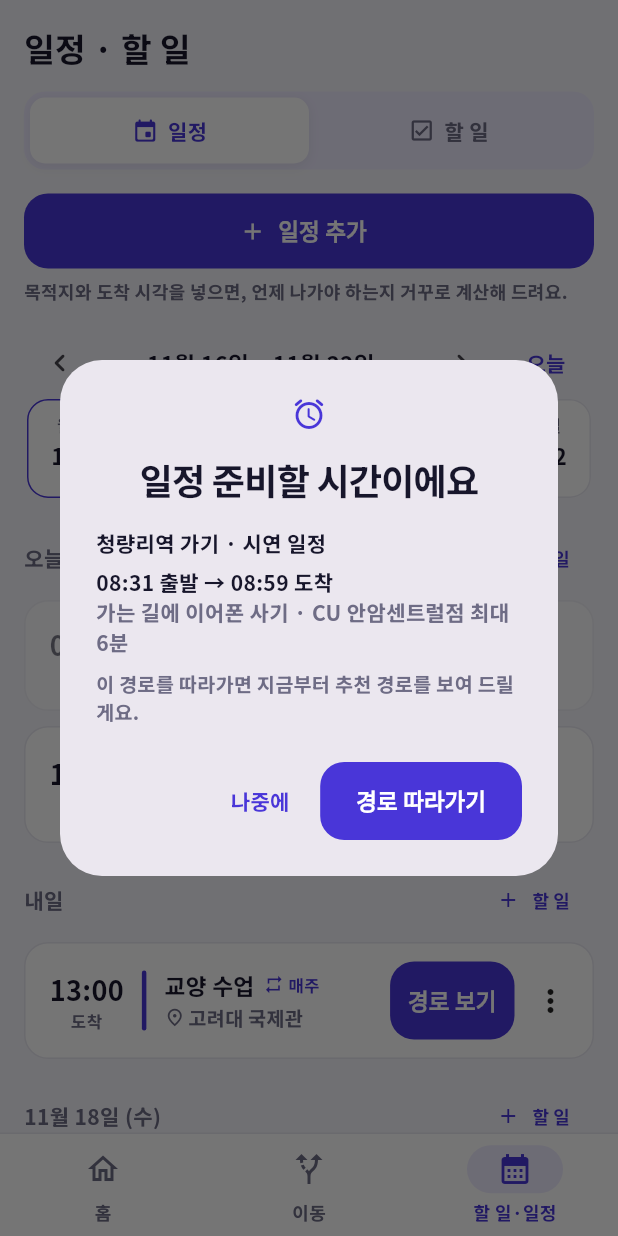
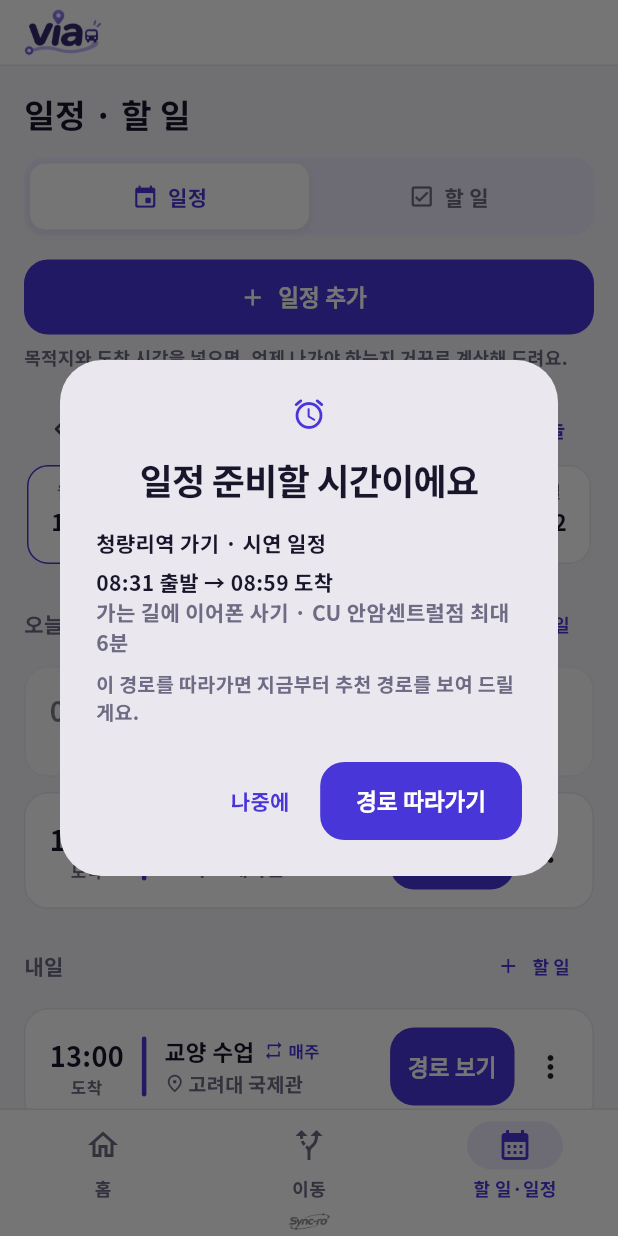
Before and after one commit to kyuiryo2-max/hackerton_21, a Flutter app: the screen it shows after launch, swiped to page 3, on a phone screen of 412 x 824 dp. Run offline on Flutter 3.47's test engine with Material 3 defaults, Android fonts, the phone set to English and light mode, and no system bars; our stand-ins replace flutter_local_notifications, flutter_map, geolocator, latlong2, qr_flutter, shared_preferences and 2 more; project files that could hold a hidden picture were left out.

Commit message:
feat: 앱 로고(Via)와 앱 아이콘, 맨 아래 팀 로고(Sync-ro)
- 모든 탭 맨 위에 Via 로고 줄, 하단 탭 아래에 아주 작게 팀 로고
- 웹(즐겨찾기 아이콘·홈 화면 추가 아이콘)·안드로이드·iOS 앱 아이콘을 Via 로고로
- 앱 이름을 Via로 (웹 제목·manifest, 안드로이드 라벨, iOS 표시 이름)

Co-Authored-By: Claude Opus 5.5 <noreply@anthropic.com>
Claude-Session: https://claude.ai/code/session_019XCht8APL8WS3ko7Ydr3yK

```diff
--- a/app/Sync_ro_app/lib/main.dart
+++ b/app/Sync_ro_app/lib/main.dart
@@ -78,7 +78,7 @@ class _SyncRoAppState extends State<SyncRoApp> {
       child: ScheduleScope(
         controller: _scheduleController,
         child: MaterialApp(
-          title: 'Sync_ro',
+          title: 'Via',
           debugShowCheckedModeBanner: false,
           theme: AppTheme.lightTheme,
           home: MainScreen(key: ValueKey(RuntimeMode.instance.storageNamespace)),
--- a/app/Sync_ro_app/lib/screens/main_screen.dart
+++ b/app/Sync_ro_app/lib/screens/main_screen.dart
@@ -143,7 +143,31 @@ class _MainScreenState extends State<MainScreen> {
   @override
   Widget build(BuildContext context) {
     return Scaffold(
-      body: Stack(
+      body: Column(
+        children: [
+          // 맨 위 앱 로고 (11/16)
+          Container(
+            width: double.infinity,
+            color: Colors.white,
+            child: SafeArea(
+              bottom: false,
+              child: Container(
+                height: 44,
+                padding: const EdgeInsets.symmetric(horizontal: 16, vertical: 6),
+                decoration: const BoxDecoration(
+                  border: Border(bottom: BorderSide(color: AppTheme.border)),
+                ),
+                alignment: Alignment.centerLeft,
+                child: Image.asset('assets/branding/via_logo.png', height: 32, semanticLabel: 'Via'),
+              ),
+            ),
+          ),
+          Expanded(
+            // 로고 줄이 상태 표시줄 자리를 썼으니 아래 화면들은 위쪽 여백을 다시 넣지 않아요
+            child: MediaQuery.removePadding(
+              context: context,
+              removeTop: true,
+              child: Stack(
                 children: [
                   PageView(
                     // 지도를 끌 때 탭이 넘어가지 않게 좌우 넘김은 끄고 하단 탭으로만 이동해요
@@ -155,10 +179,20 @@ class _MainScreenState extends State<MainScreen> {
                   // 떠 있는 "AI 질문" 버튼은 뺐어요. AI 질문은 이동 중 지도 팝업에서만 해요 (#51 피드백 4, 11/14)
                 ],
               ),
-      bottomNavigationBar: Container(
+            ),
+          ),
+        ],
+      ),
+      bottomNavigationBar: Column(
+        mainAxisSize: MainAxisSize.min,
+        children: [
+          Container(
         decoration: const BoxDecoration(
           border: Border(top: BorderSide(color: AppTheme.border)),
         ),
+        child: MediaQuery.removePadding(
+          context: context,
+          removeBottom: true,
           child: NavigationBar(
         selectedIndex: _selectedIndex,
         onDestinationSelected: _onDestinationSelected,
@@ -181,6 +215,24 @@ class _MainScreenState extends State<MainScreen> {
         ],
       ),
         ),
+          ),
+          // 맨 아래 아주 작게 팀 로고 (11/16)
+          Container(
+            width: double.infinity,
+            color: Theme.of(context).navigationBarTheme.backgroundColor ?? Theme.of(context).colorScheme.surfaceContainer,
+            child: SafeArea(
+              top: false,
+              child: Padding(
+                padding: const EdgeInsets.only(bottom: 4),
+                child: Opacity(
+                  opacity: 0.45,
+                  child: Image.asset('assets/branding/team_logo.png', height: 12, semanticLabel: '팀 Sync-ro'),
+                ),
+              ),
+            ),
+          ),
+        ],
+      ),
     );
   }
 }
--- a/app/Sync_ro_app/pubspec.yaml
+++ b/app/Sync_ro_app/pubspec.yaml
@@ -69,6 +69,11 @@ flutter:
   # 한글 글꼴 (11/14): 웹에서 한글을 입력하는 중인 글자가 네모(□)로 깨져 보여서 넣었어요.
   # Noto Sans KR(OFL)에서 자주 쓰는 한글 2,350자·자모·영문·기호만 남겨 줄인 파일이에요.
   # 여기에 없는 드문 글자는 브라우저가 예전처럼 글꼴을 따로 받아서 보여 줘요.
+  # 앱 로고(Via)와 팀 로고(Sync-ro) (11/16)
+  assets:
+    - assets/branding/via_logo.png
+    - assets/branding/team_logo.png
+
   fonts:
     - family: NotoSansKR
       fonts:
```
Also changed, not shown: app/Sync_ro_app/assets/branding/team_logo.png (added), app/Sync_ro_app/assets/branding/via_logo.png (added), 29 other files. Lines whose indentation alone changed are shown as unchanged.
